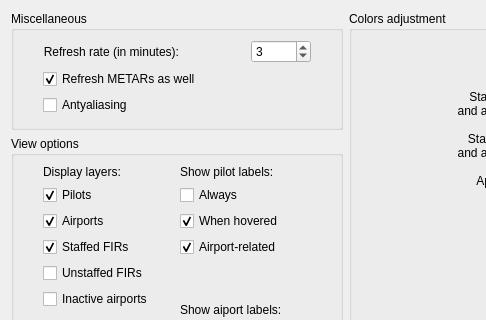
Before: the Qt Designer form source/ui/resources/settingswindow.ui in Vatsinator/vatsinator-legacy, drawn with Qt 5; both pictures show x 0 to 486 and y 0 to 320 of the 691 by 420 pixel window.
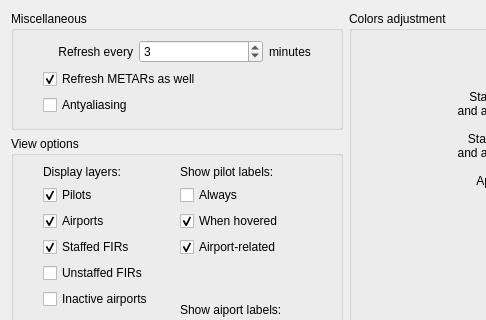
After: the same form once the commit is applied. Icons and pictures are not drawn. Custom widgets are drawn as their Qt base class.

The edit to the form file:
```diff
--- a/source/ui/resources/settingswindow.ui
+++ b/source/ui/resources/settingswindow.ui
@@ -95,34 +95,24 @@
         </property>
        </widget>
       </item>
-      <item row="0" column="2">
-       <spacer name="horizontalSpacer">
-        <property name="orientation">
-         <enum>Qt::Horizontal</enum>
-        </property>
-        <property name="sizeType">
-         <enum>QSizePolicy::Fixed</enum>
-        </property>
-        <property name="sizeHint" stdset="0">
-         <size>
-          <width>40</width>
-          <height>20</height>
-         </size>
-        </property>
-       </spacer>
-      </item>
       <item row="0" column="1">
        <widget class="QLabel" name="RefreshRateLabel">
         <property name="text">
-         <string>Refresh rate (in minutes):</string>
+         <string>Refresh every</string>
         </property>
         <property name="alignment">
          <set>Qt::AlignRight|Qt::AlignTrailing|Qt::AlignVCenter</set>
         </property>
        </widget>
       </item>
-      <item row="0" column="3">
+      <item row="0" column="2">
        <widget class="QSpinBox" name="RefreshRateBox">
+        <property name="sizePolicy">
+         <sizepolicy hsizetype="MinimumExpanding" vsizetype="Fixed">
+          <horstretch>0</horstretch>
+          <verstretch>0</verstretch>
+         </sizepolicy>
+        </property>
         <property name="minimum">
          <number>1</number>
         </property>
@@ -134,6 +124,13 @@
         </property>
        </widget>
       </item>
+      <item row="0" column="3">
+       <widget class="QLabel" name="RefreshRateUnitLabel">
+        <property name="text">
+         <string>minutes</string>
+        </property>
+       </widget>
+      </item>
      </layout>
     </widget>
    </item>
```
